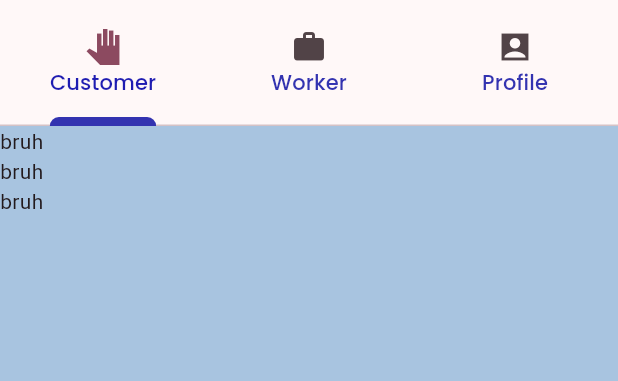
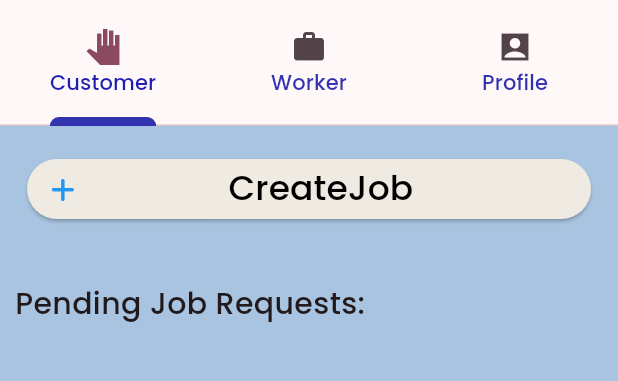
Before and after one commit to AryanC19/share_skill, a Flutter app: the HomePage screen opened by its route, on a phone screen of 412 x 824 dp, the part 75-456 px from its top. Run offline on Flutter 3.47's test engine with Material 2 defaults, Android fonts, the phone set to English and light mode, and no system bars; our stand-ins replace cloud_firestore, curved_navigation_bar, firebase_core, font_awesome_flutter, google_sign_in; accounts and stored records are empty.

Commit message:
Initial commit

```diff
--- a/lib/main.dart
+++ b/lib/main.dart
@@ -1,7 +1,7 @@
 import 'package:flutter/material.dart';
 import 'package:shareskill1/screens/login_page.dart';
 import 'package:shareskill1/screens/customer_page.dart';
-import 'package:shareskill1/screens/profile_page.dart';
+import 'package:shareskill1/screens/createjob_page.dart';
 import 'package:shareskill1/screens/home_page.dart';
 import 'package:google_sign_in/google_sign_in.dart';
 import 'package:provider/provider.dart';
@@ -24,8 +24,8 @@ class MyApp extends StatelessWidget {
       routes: {
         LoginPage.id: (context) => LoginPage(),
         CustomerPage.id: (context) => CustomerPage(),
-        ProfilePage.id: (context) => ProfilePage(),
         HomePage.id: (context) => HomePage(),
+        /* CreateJobPage.id: (context) => CreateJobPage(), */
       },
       theme: ThemeData(
         colorScheme: ColorScheme.fromSeed(seedColor: Colors.black),
--- a/lib/screens/customer_page.dart
+++ b/lib/screens/customer_page.dart
@@ -2,7 +2,7 @@ import 'package:flutter/material.dart';
 import 'package:curved_navigation_bar/curved_navigation_bar.dart';
 import 'package:shareskill1/screens/home_page.dart';
 import 'package:shareskill1/screens/login_page.dart';
-import 'package:shareskill1/screens/profile_page.dart';
+import 'package:shareskill1/screens/createjob_page.dart';
 
 class CustomerPage extends StatelessWidget {
   CustomerPage({super.key});
@@ -11,7 +11,6 @@ class CustomerPage extends StatelessWidget {
   final screens = [
     HomePage(),
     LoginPage(),
-    ProfilePage(),
   ];
   final navigationKey = GlobalKey<CurvedNavigationBarState>();
 
--- a/lib/screens/home_page.dart
+++ b/lib/screens/home_page.dart
@@ -1,5 +1,8 @@
 import 'package:flutter/material.dart';
+import 'package:shareskill1/widget/jobcard.dart';
 import 'package:shareskill1/screens/login_page.dart';
+import 'package:cloud_firestore/cloud_firestore.dart';
+import 'package:font_awesome_flutter/font_awesome_flutter.dart';
 
 class HomePage extends StatelessWidget {
   const HomePage({super.key});
@@ -70,27 +73,78 @@ class HomePage extends StatelessWidget {
             ),
             body: TabBarView(children: [
               ListView(
-                children: const [
-                  Text("bruh"),
-                  Text("bruh"),
-                  Text("bruh"),
+                children: [
+                  Padding(
+                    padding: const EdgeInsets.all(18.0),
+                    child: ElevatedButton.icon(
+                      style: ElevatedButton.styleFrom(
+                        backgroundColor: const Color(0xFFEFEAE2),
+                      ),
+                      onPressed: () {
+                        Navigator.pushNamed(context, HomePage.id);
+                      },
+                      icon: const FaIcon(
+                        FontAwesomeIcons.plus,
+                        color: Colors.blue,
+                      ),
+                      label: const Center(
+                        child: Text(
+                          "CreateJob",
+                          style: TextStyle(
+                              color: Colors.black,
+                              // color: const Color(0xFFEFEAE2),
+
+                              fontWeight: FontWeight.w500,
+                              fontFamily: 'Poppins',
+                              fontSize: 23),
+                        ),
+                      ),
+                    ),
+                  ),
+                  const Padding(
+                    padding: EdgeInsets.only(left: 10, top: 20.0),
+                    child: Text("Pending Job Requests:",
+                        style: TextStyle(
+                          fontWeight: FontWeight.w500,
+                          fontFamily: 'Poppins',
+                          fontSize: 20,
+                        )),
+                  ),
                 ],
               ),
-              ListView(
-                children: const [
-                  Text("brsssuh"),
-                  Text("brsssuh"),
-                  Text("brusssh"),
-                ],
+              SizedBox(
+                child: ListView(
+                  children: [
+                    Padding(
+                      padding: const EdgeInsets.only(top: 20.0, left: 10),
+                      child: Text(
+                        "Available Jobs:",
+                        style: TextStyle(
+                            color: Colors.black,
+                            // color: const Color(0xFFEFEAE2),
+
+                            fontWeight: FontWeight.w500,
+                            fontFamily: 'Poppins',
+                            fontSize: 23),
+                      ),
+                    )
+/*                     JobListScreen(),
+ */ /*  buildCard(0),
+                    buildCard(1),
+                    buildCard(2),
+                    buildCard(0),
+                    buildCard(3), */
+                  ],
+                ),
               ),
               ListView(
                 children: [
                   Container(
                     alignment: Alignment.center,
                     color: Colors.transparent,
-                    child: Column(
+                    child: const Column(
                       mainAxisAlignment: MainAxisAlignment.center,
-                      children: const [
+                      children: [
                         Text(
                           "Profile",
                           style: TextStyle(fontSize: 35, fontFamily: "Poppins"),
@@ -120,4 +174,18 @@ class HomePage extends StatelessWidget {
           ),
         ),
       );
+
+  Widget buildCard(int i) => Padding(
+        padding: EdgeInsets.all(10),
+        child: Container(
+          /* decoration: BoxDecoration(
+            borderRadius: BorderRadius.circular(20),
+            image: DecorationImage(
+              image: AssetImage("images/bghero.png"),
+              fit: BoxFit.cover,
+            ),
+          ), */
+          child: Text("ABCD$i"),
+        ),
+      );
 }
--- a/lib/screens/login_page.dart
+++ b/lib/screens/login_page.dart
@@ -30,7 +30,7 @@ class LoginPage extends StatelessWidget {
       body: Column(
         children: <Widget>[
           const SizedBox(
-            height: 130,
+            height: 80,
           ),
           const Text(
             "Share skill",
```
Also changed, not shown: lib/screens/createjob_page.dart (added, +34 -0 lines), lib/screens/profile_page.dart (deleted, +0 -13 lines), lib/widget/jobcard.dart (added, +64 -0 lines), flutter_01.png (added), 1 other file.
